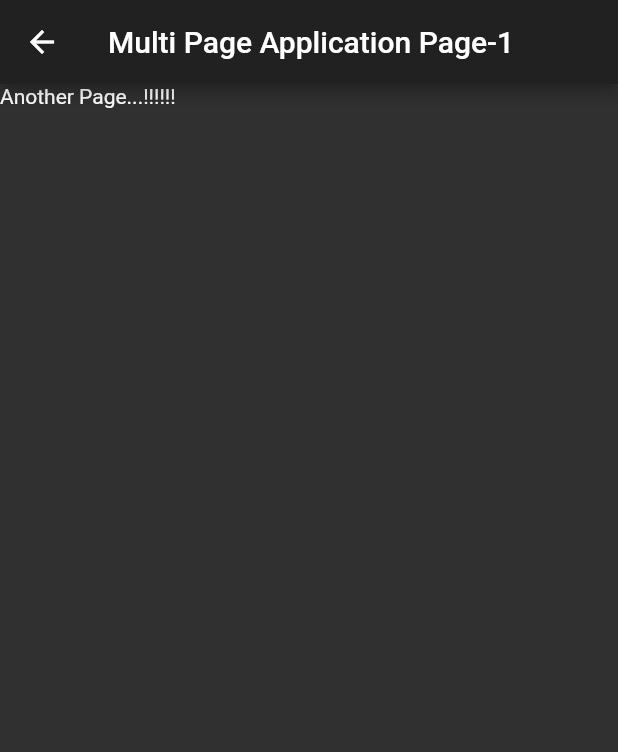
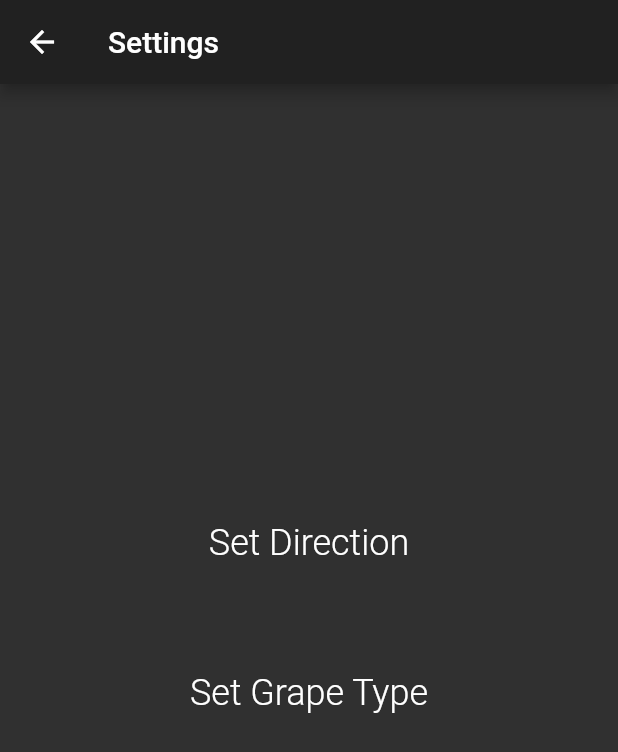
Before and after one commit to eleqtrizit/VineCam, a Flutter app: the screen it shows after launch, after a tap on the "settings" icon, on a phone screen of 412 x 824 dp. Shown: the top 752 px of the screen. Run offline on Flutter 3.47's test engine with Material 2 defaults, Android fonts, the phone set to English and light mode, and no system bars; our stand-ins replace camera.

Commit message:
Setting screen works

```diff
--- a/lib/main.dart
+++ b/lib/main.dart
@@ -5,6 +5,8 @@ import 'package:camera/camera.dart';
 import 'package:flutter/material.dart';
 import 'package:path_provider/path_provider.dart';
 import 'grape_model.dart';
+
+var test = "";
 
 Future<void> main() async {
   // Obtain a list of the available cameras on the device.
@@ -22,18 +24,6 @@ Future<void> main() async {
       ),
     ),
   );
-}
-
-class SettingsScreen extends StatelessWidget {
-  @override
-  Widget build (BuildContext context) {
-    return new Scaffold(
-      appBar: new AppBar(
-        title: new Text("Multi Page Application Page-1"),
-      ),
-      body: new Text("Another Page...!!!!!!"),
-    );
-  }
 }
 
 // A screen that allows users to take a picture using a given camera.
@@ -59,21 +49,24 @@ class TakePictureScreenState extends State<TakePictureScreen> {
   var _currentDir = "";
   List<Grape> _grapes = [];
   Grape _currentGrape;
-  List<String> _direction = [];
-  var _currentDirection="";
+  var _currentDirection = "";
 
-  void populateDirections() {
-    _direction.add("N");
-    _direction.add("S");
-    _direction.add("E");
-    _direction.add("W");
+  Color isActive(cmp1, cmp2) {
+    if (cmp1 == cmp2) {
+      return Colors.blue;
+    } else {
+      return Colors.grey;
+    }
   }
 
-  void setCurrentDirection(){
-    if (_currentDirection==""){
-      print("Setting direction to " + _direction[0]);
-      _currentDirection=_direction[0];
-    }
+  void setCurrentDirection(newDirection) {
+    setState(() {
+      if (newDirection == "") {
+        _currentDirection = "North";
+      } else {
+        _currentDirection = newDirection;
+      }
+    });
   }
 
   void populateGrapes() {
@@ -81,8 +74,8 @@ class TakePictureScreenState extends State<TakePictureScreen> {
     _grapes.add(new Grape("Syrah"));
   }
 
-  void setCurrentGrape(){
-    if (_currentGrape==null){
+  void setDefaultGrape() {
+    if (_currentGrape == null) {
       _currentGrape = _grapes[0];
     }
   }
@@ -112,9 +105,8 @@ class TakePictureScreenState extends State<TakePictureScreen> {
     _initializeControllerFuture = _controller.initialize();
     setAppDirectory();
     populateGrapes();
-    setCurrentGrape();
-    populateDirections();
-    setCurrentDirection();
+    setDefaultGrape();
+    setCurrentDirection("");
   }
 
   @override
@@ -124,27 +116,35 @@ class TakePictureScreenState extends State<TakePictureScreen> {
     super.dispose();
   }
 
-  String getDate(){
+  String getDate() {
     var date = DateTime.now();
-    var retDate = date.year.toString() + '.' + date.month.toString() + '.' +date.day.toString();
+    var retDate = date.year.toString() +
+        '.' +
+        date.month.toString() +
+        '.' +
+        date.day.toString();
     return retDate;
   }
 
-  String getFilename(){
+  String getFilename() {
     var date = DateTime.now();
-    var retDate = date.hour.toString() + "." + date.minute.toString() + "." +date.second.toString();
+    var retDate = date.hour.toString() +
+        "." +
+        date.minute.toString() +
+        "." +
+        date.second.toString();
     return retDate + '.jpg';
   }
 
-  List<FileSystemEntity> listImages(path){
+  List<FileSystemEntity> listImages(path) {
     var dir = new Directory(path);
     List contents = dir.listSync();
     return contents;
   }
 
-  String getPath(){
+  String getPath() {
     var date = getDate();
-    return '$_appDir/$date/vine_$_vineyardRow.toString()/batch_$_batch.toString()/';
+    return '$_appDir/$date/vine_$_vineyardRow.toString()-$_currentDirection[0]/batch_$_batch.toString()/';
   }
 
   setDirectory() async {
@@ -158,9 +158,9 @@ class TakePictureScreenState extends State<TakePictureScreen> {
     }
   }
 
-  changeBatch(diff){
-    var newNum =_batch + diff;
-    if (newNum>0){
+  changeCluster(diff) {
+    var newNum = _batch + diff;
+    if (newNum > 0) {
       setState(() {
         _batch = _batch + diff;
       });
@@ -169,7 +169,7 @@ class TakePictureScreenState extends State<TakePictureScreen> {
 
   changeVine(diff) {
     var newNum = _vineyardRow + diff;
-    if (newNum>0){
+    if (newNum > 0) {
       setState(() {
         _vineyardRow = _vineyardRow + diff;
       });
@@ -189,6 +189,102 @@ class TakePictureScreenState extends State<TakePictureScreen> {
     });
   }
 
+  SimpleDialogOption _directionList(val) {
+    return SimpleDialogOption(
+        child: Text(val + "\n\n",
+            style: TextStyle(
+                fontWeight: FontWeight.w300,
+                color: Colors.white,
+                fontSize: 24)),
+        onPressed: () {
+          setCurrentDirection(val);
+          Navigator.pop(context);
+          setState(() {});
+        });
+  }
+
+  Widget simpleListOption(msg, callback) {
+    return SimpleDialogOption(
+        child: Text(msg + "\n\n",
+            style: TextStyle(
+                fontWeight: FontWeight.w300,
+                color: Colors.white,
+                fontSize: 24)),
+        onPressed: () {
+          callback(context);
+        });
+  }
+
+  settingsDirection(BuildContext context) {
+    return Navigator.of(context).push(MaterialPageRoute(builder: (context) {
+      return Scaffold(
+          appBar: AppBar(
+            title: const Text('Set Direction'),
+          ),
+          body: Center(
+            child: Column(
+              mainAxisSize: MainAxisSize.min,
+              children: <Widget>[
+                _directionList("North"),
+                _directionList("South"),
+                _directionList("East"),
+                _directionList("West"),
+              ],
+            ),
+          ));
+    }));
+  }
+
+  // called below in SettingsGrapeType
+  Widget buildBody(BuildContext context, int index) {
+    return SimpleDialogOption(
+        child: Text(_grapes[index].getGrapeName(),
+            style: TextStyle(
+                fontWeight: FontWeight.w300,
+                color: Colors.white,
+                fontSize: 24)),
+        onPressed: () {
+          setState(() {
+            _currentGrape = _grapes[index];
+          });
+          Navigator.pop(context);
+        });
+  }
+
+  settingsGrapeType(BuildContext context) {
+    return Navigator.of(context).push(MaterialPageRoute(builder: (context) {
+      return Scaffold(
+          appBar: AppBar(
+            title: const Text('Select Grape Type'),
+          ),
+          body: Center(
+            child: new ListView.builder(
+              itemCount: _grapes.length,
+              itemBuilder: (BuildContext context, int index) =>
+                  buildBody(context, index),
+            ),
+          ));
+    }));
+  }
+
+  settings(BuildContext context) {
+    return Navigator.of(context).push(MaterialPageRoute(builder: (context) {
+      return Scaffold(
+          appBar: AppBar(
+            title: const Text('Settings'),
+          ),
+          body: Center(
+            child: Column(
+              mainAxisSize: MainAxisSize.min,
+              children: <Widget>[
+
+                simpleListOption("Set Direction", settingsDirection),
+                simpleListOption("Set Grape Type", settingsGrapeType),
+              ],
+            ),
+          ));
+    }));
+  }
 
   @override
   Widget build(BuildContext context) {
@@ -211,7 +307,8 @@ class TakePictureScreenState extends State<TakePictureScreen> {
           Positioned(
             top: 30,
             left: 10,
-            child: Text(_currentDirection,
+            child: Text(
+              _currentDirection[0],
               textAlign: TextAlign.left,
               style: TextStyle(
                   fontWeight: FontWeight.w500,
@@ -222,7 +319,8 @@ class TakePictureScreenState extends State<TakePictureScreen> {
           Positioned(
             top: 30,
             left: 60,
-            child: Text(_currentGrape.getGrapeName(),
+            child: Text(
+              _currentGrape.getGrapeName(),
               textAlign: TextAlign.left,
               style: TextStyle(
                   fontWeight: FontWeight.w500,
@@ -234,11 +332,9 @@ class TakePictureScreenState extends State<TakePictureScreen> {
             top: 20,
             right: 0,
             child: FloatingActionButton(
+                heroTag: "settingsBtn",
                 onPressed: () {
-                  Navigator.push(
-                    context,
-                    new MaterialPageRoute(builder: (context) => new SettingsScreen()),
-                  );
+                  settings(context);
                 },
                 child: Icon(Icons.settings),
                 backgroundColor: Colors.transparent,
@@ -258,6 +354,7 @@ class TakePictureScreenState extends State<TakePictureScreen> {
                         color: Colors.white,
                         fontSize: 24)),
                 FloatingActionButton(
+                  heroTag: "incVineBtn",
                   onPressed: () {
                     changeVine(1);
                     setDirectory();
@@ -273,6 +370,7 @@ class TakePictureScreenState extends State<TakePictureScreen> {
                         color: Colors.white,
                         fontSize: 20)),
                 FloatingActionButton(
+                  heroTag: "decVineBtn",
                   onPressed: () {
                     changeVine(-1);
                     setDirectory();
@@ -297,15 +395,16 @@ class TakePictureScreenState extends State<TakePictureScreen> {
                         fontWeight: FontWeight.w500,
                         color: Colors.white,
                         fontSize: 24)),
-                Text("Batch",
+                Text("Cluster",
                     textAlign: TextAlign.center,
                     style: TextStyle(
                         fontWeight: FontWeight.w500,
                         color: Colors.white,
                         fontSize: 24)),
                 FloatingActionButton(
+                  heroTag: "IncClusterBtn",
                   onPressed: () {
-                    changeBatch(1);
+                    changeCluster(1);
                     setDirectory();
                   },
                   child: Icon(Icons.arrow_upward),
@@ -319,8 +418,9 @@ class TakePictureScreenState extends State<TakePictureScreen> {
                         color: Colors.white,
                         fontSize: 20)),
                 FloatingActionButton(
+                  heroTag: "decClusterBtn",
                   onPressed: () {
-                    changeBatch(-1);
+                    changeCluster(-1);
                     setDirectory();
                   },
                   child: Icon(Icons.arrow_downward),
@@ -333,6 +433,7 @@ class TakePictureScreenState extends State<TakePictureScreen> {
           Container(
             alignment: Alignment.bottomCenter,
             child: FloatingActionButton(
+                heroTag: "takePictureBtn",
                 backgroundColor: Colors.transparent,
                 foregroundColor: Colors.white,
                 child: Icon(Icons.camera_alt, size: 50),
@@ -348,9 +449,8 @@ class TakePictureScreenState extends State<TakePictureScreen> {
                     setDirectory();
 
                     // Attempt to take a picture and log where it's been saved.
-                    await _controller.takePicture(_currentDir+filename);
+                    await _controller.takePicture(_currentDir + filename);
                     await incImageCount();
-
                   } catch (e) {
                     // If an error occurs, log the error to the console.
                     print(e);
@@ -362,20 +462,3 @@ class TakePictureScreenState extends State<TakePictureScreen> {
     );
   }
 }
-
-// A widget that displays the picture taken by the user.
-class DisplayPictureScreen extends StatelessWidget {
-  final String imagePath;
-
-  const DisplayPictureScreen({Key key, this.imagePath}) : super(key: key);
-
-  @override
-  Widget build(BuildContext context) {
-    return Scaffold(
-      appBar: AppBar(title: Text('Display the Picture')),
-      // The image is stored as a file on the device. Use the `Image.file`
-      // constructor with the given path to display the image.
-      body: Image.file(File(imagePath)),
-    );
-  }
-}
```
Also changed, not shown: 1 other file.
